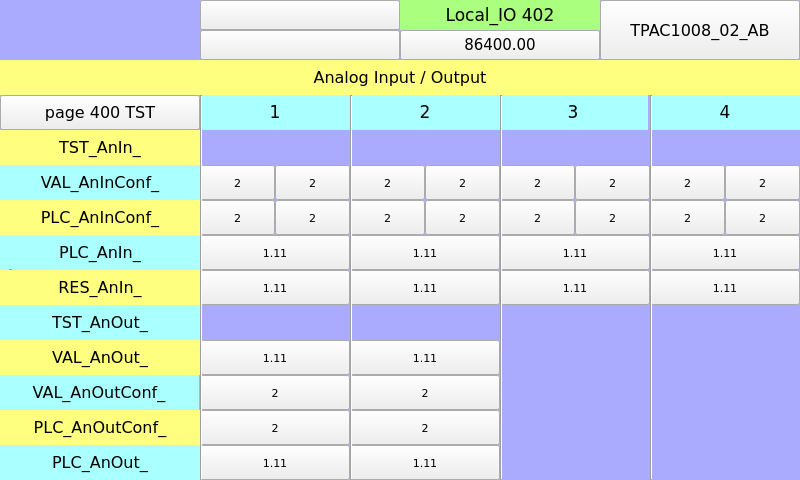
First picture: the form in TPAC1008_02_AB/Local_IO_HMI/page402.ui, repository MECTsrl/mect_apps, before the edit.
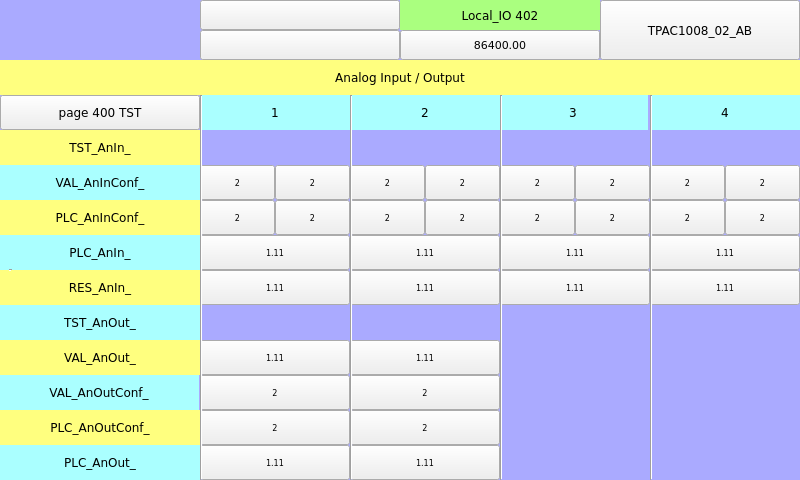
Second picture: the form after the edit. Custom widgets are drawn as their Qt base class.

Patch:
```diff
--- a/TPAC1008_02_AB/Local_IO_HMI/page402.ui
+++ b/TPAC1008_02_AB/Local_IO_HMI/page402.ui
@@ -43,7 +43,7 @@
 <property name="font">
 <font>
 <family>DejaVu Sans</family>
-<pointsize>13</pointsize>
+  <pointsize>9</pointsize>
 </font>
 </property>
 <property name="styleSheet">
@@ -68,7 +68,7 @@
 <property name="font">
 <font>
 <family>DejaVu Sans</family>
-<pointsize>12</pointsize>
+  <pointsize>9</pointsize>
 </font>
 </property>
 <property name="styleSheet">
@@ -93,7 +93,7 @@
 <property name="font">
 <font>
 <family>DejaVu Sans</family>
-<pointsize>13</pointsize>
+  <pointsize>9</pointsize>
 </font>
 </property>
 <property name="styleSheet">
@@ -137,7 +137,7 @@
 <property name="font">
 <font>
 <family>DejaVu Sans</family>
-<pointsize>12</pointsize>
+  <pointsize>9</pointsize>
 </font>
 </property>
 <property name="styleSheet">
@@ -162,7 +162,7 @@
 <property name="font">
 <font>
 <family>DejaVu Sans</family>
-<pointsize>12</pointsize>
+  <pointsize>9</pointsize>
 </font>
 </property>
 <property name="toolTip">
@@ -237,7 +237,7 @@
 <property name="font">
 <font>
 <family>DejaVu Sans</family>
-<pointsize>12</pointsize>
+  <pointsize>9</pointsize>
 </font>
 </property>
 <property name="styleSheet">
@@ -262,7 +262,7 @@
 <property name="font">
 <font>
 <family>DejaVu Sans</family>
-<pointsize>12</pointsize>
+  <pointsize>9</pointsize>
 </font>
 </property>
 <property name="styleSheet">
@@ -287,7 +287,7 @@
 <property name="font">
 <font>
 <family>DejaVu Sans</family>
-<pointsize>12</pointsize>
+  <pointsize>9</pointsize>
 </font>
 </property>
 <property name="styleSheet">
@@ -312,7 +312,7 @@
 <property name="font">
 <font>
 <family>DejaVu Sans</family>
-<pointsize>13</pointsize>
+  <pointsize>9</pointsize>
 </font>
 </property>
 <property name="styleSheet">
@@ -337,7 +337,7 @@
 <property name="font">
 <font>
 <family>DejaVu Sans</family>
-<pointsize>13</pointsize>
+  <pointsize>9</pointsize>
 </font>
 </property>
 <property name="styleSheet">
@@ -362,7 +362,7 @@
 <property name="font">
 <font>
 <family>DejaVu Sans</family>
-<pointsize>12</pointsize>
+  <pointsize>9</pointsize>
 </font>
 </property>
 <property name="styleSheet">
@@ -444,7 +444,7 @@
 <property name="font">
 <font>
 <family>DejaVu Sans</family>
-<pointsize>8</pointsize>
+  <pointsize>6</pointsize>
 </font>
 </property>
 <property name="text">
@@ -507,7 +507,7 @@
 <property name="font">
 <font>
 <family>DejaVu Sans</family>
-<pointsize>8</pointsize>
+  <pointsize>6</pointsize>
 </font>
 </property>
 <property name="text">
@@ -573,7 +573,7 @@
 <property name="font">
 <font>
 <family>DejaVu Sans</family>
-<pointsize>8</pointsize>
+  <pointsize>6</pointsize>
 </font>
 </property>
 <property name="text">
@@ -639,7 +639,7 @@
 <property name="font">
 <font>
 <family>DejaVu Sans</family>
-<pointsize>8</pointsize>
+  <pointsize>6</pointsize>
 </font>
 </property>
 <property name="text">
@@ -747,7 +747,7 @@
 <property name="font">
 <font>
 <family>DejaVu Sans</family>
-<pointsize>8</pointsize>
+  <pointsize>6</pointsize>
 </font>
 </property>
 <property name="text">
@@ -810,7 +810,7 @@
 <property name="font">
 <font>
 <family>DejaVu Sans</family>
-<pointsize>8</pointsize>
+  <pointsize>6</pointsize>
 </font>
 </property>
 <property name="text">
@@ -876,7 +876,7 @@
 <property name="font">
 <font>
 <family>DejaVu Sans</family>
-<pointsize>8</pointsize>
+  <pointsize>6</pointsize>
 </font>
 </property>
 <property name="text">
@@ -942,7 +942,7 @@
 <property name="font">
 <font>
 <family>DejaVu Sans</family>
-<pointsize>8</pointsize>
+  <pointsize>6</pointsize>
 </font>
 </property>
 <property name="text">
@@ -1008,7 +1008,7 @@
 <property name="font">
 <font>
 <family>DejaVu Sans</family>
-<pointsize>8</pointsize>
+  <pointsize>6</pointsize>
 </font>
 </property>
 <property name="text">
@@ -1071,7 +1071,7 @@
 <property name="font">
 <font>
 <family>DejaVu Sans</family>
-<pointsize>8</pointsize>
+  <pointsize>6</pointsize>
 </font>
 </property>
 <property name="text">
@@ -1137,7 +1137,7 @@
 <property name="font">
 <font>
 <family>DejaVu Sans</family>
-<pointsize>8</pointsize>
+  <pointsize>6</pointsize>
 </font>
 </property>
 <property name="text">
@@ -1203,7 +1203,7 @@
 <property name="font">
 <font>
 <family>DejaVu Sans</family>
-<pointsize>8</pointsize>
+  <pointsize>6</pointsize>
 </font>
 </property>
 <property name="text">
@@ -1266,7 +1266,7 @@
 <property name="font">
 <font>
 <family>DejaVu Sans</family>
-<pointsize>8</pointsize>
+  <pointsize>6</pointsize>
 </font>
 </property>
 <property name="text">
@@ -1329,7 +1329,7 @@
 <property name="font">
 <font>
 <family>DejaVu Sans</family>
-<pointsize>8</pointsize>
+  <pointsize>6</pointsize>
 </font>
 </property>
 <property name="text">
@@ -1437,7 +1437,7 @@
 <property name="font">
 <font>
 <family>DejaVu Sans</family>
-<pointsize>8</pointsize>
+  <pointsize>6</pointsize>
 </font>
 </property>
 <property name="text">
@@ -1545,7 +1545,7 @@
 <property name="font">
 <font>
 <family>DejaVu Sans</family>
-<pointsize>8</pointsize>
+  <pointsize>6</pointsize>
 </font>
 </property>
 <property name="text">
@@ -1608,7 +1608,7 @@
 <property name="font">
 <font>
 <family>DejaVu Sans</family>
-<pointsize>8</pointsize>
+  <pointsize>6</pointsize>
 </font>
 </property>
 <property name="text">
@@ -1671,7 +1671,7 @@
 <property name="font">
 <font>
 <family>DejaVu Sans</family>
-<pointsize>8</pointsize>
+  <pointsize>6</pointsize>
 </font>
 </property>
 <property name="text">
@@ -1779,7 +1779,7 @@
 <property name="font">
 <font>
 <family>DejaVu Sans</family>
-<pointsize>8</pointsize>
+  <pointsize>6</pointsize>
 </font>
 </property>
 <property name="text">
@@ -1845,7 +1845,7 @@
 <property name="font">
 <font>
 <family>DejaVu Sans</family>
-<pointsize>8</pointsize>
+  <pointsize>6</pointsize>
 </font>
 </property>
 <property name="text">
@@ -1908,7 +1908,7 @@
 <property name="font">
 <font>
 <family>DejaVu Sans</family>
-<pointsize>12</pointsize>
+  <pointsize>9</pointsize>
 </font>
 </property>
 <property name="styleSheet">
@@ -1933,7 +1933,7 @@
 <property name="font">
 <font>
 <family>DejaVu Sans</family>
-<pointsize>12</pointsize>
+  <pointsize>9</pointsize>
 </font>
 </property>
 <property name="styleSheet">
@@ -1958,7 +1958,7 @@
 <property name="font">
 <font>
 <family>DejaVu Sans</family>
-<pointsize>8</pointsize>
+  <pointsize>6</pointsize>
 </font>
 </property>
 <property name="text">
@@ -2021,7 +2021,7 @@
 <property name="font">
 <font>
 <family>DejaVu Sans</family>
-<pointsize>8</pointsize>
+  <pointsize>6</pointsize>
 </font>
 </property>
 <property name="text">
@@ -2126,7 +2126,7 @@
 <property name="font">
 <font>
 <family>DejaVu Sans</family>
-<pointsize>8</pointsize>
+  <pointsize>6</pointsize>
 </font>
 </property>
 <property name="text">
@@ -2192,7 +2192,7 @@
 <property name="font">
 <font>
 <family>DejaVu Sans</family>
-<pointsize>8</pointsize>
+  <pointsize>6</pointsize>
 </font>
 </property>
 <property name="text">
@@ -2300,7 +2300,7 @@
 <property name="font">
 <font>
 <family>DejaVu Sans</family>
-<pointsize>8</pointsize>
+  <pointsize>6</pointsize>
 </font>
 </property>
 <property name="text">
@@ -2363,7 +2363,7 @@
 <property name="font">
 <font>
 <family>DejaVu Sans</family>
-<pointsize>8</pointsize>
+  <pointsize>6</pointsize>
 </font>
 </property>
 <property name="text">
@@ -2429,7 +2429,7 @@
 <property name="font">
 <font>
 <family>DejaVu Sans</family>
-<pointsize>8</pointsize>
+  <pointsize>6</pointsize>
 </font>
 </property>
 <property name="text">
@@ -2495,7 +2495,7 @@
 <property name="font">
 <font>
 <family>DejaVu Sans</family>
-<pointsize>8</pointsize>
+  <pointsize>6</pointsize>
 </font>
 </property>
 <property name="text">
@@ -2558,7 +2558,7 @@
 <property name="font">
 <font>
 <family>DejaVu Sans</family>
-<pointsize>12</pointsize>
+  <pointsize>9</pointsize>
 </font>
 </property>
 <property name="styleSheet">
@@ -2583,7 +2583,7 @@
 <property name="font">
 <font>
 <family>DejaVu Sans</family>
-<pointsize>12</pointsize>
+  <pointsize>9</pointsize>
 </font>
 </property>
 <property name="styleSheet">
@@ -2608,7 +2608,7 @@
 <property name="font">
 <font>
 <family>DejaVu Sans</family>
-<pointsize>8</pointsize>
+  <pointsize>6</pointsize>
 </font>
 </property>
 <property name="text">
@@ -2674,7 +2674,7 @@
 <property name="font">
 <font>
 <family>DejaVu Sans</family>
-<pointsize>8</pointsize>
+  <pointsize>6</pointsize>
 </font>
 </property>
 <property name="text">
@@ -2740,7 +2740,7 @@
 <property name="font">
 <font>
 <family>DejaVu Sans</family>
-<pointsize>8</pointsize>
+  <pointsize>6</pointsize>
 </font>
 </property>
 <property name="text">
@@ -2806,7 +2806,7 @@
 <property name="font">
 <font>
 <family>DejaVu Sans</family>
-<pointsize>8</pointsize>
+  <pointsize>6</pointsize>
 </font>
 </property>
 <property name="text">
@@ -2949,7 +2949,7 @@
 <property name="font">
 <font>
 <family>DejaVu Sans</family>
-<pointsize>11</pointsize>
+  <pointsize>8</pointsize>
 <weight>50</weight>
 <bold>false</bold>
 </font>
@@ -3052,7 +3052,7 @@
 <property name="font">
 <font>
 <family>DejaVu Sans</family>
-<pointsize>12</pointsize>
+  <pointsize>9</pointsize>
 <weight>50</weight>
 <bold>false</bold>
 </font>
@@ -3120,7 +3120,7 @@
 <property name="font">
 <font>
 <family>DejaVu Sans</family>
-<pointsize>13</pointsize>
+  <pointsize>9</pointsize>
 </font>
 </property>
 <property name="styleSheet">
@@ -3301,7 +3301,7 @@
 <property name="font">
 <font>
 <family>DejaVu Sans</family>
-<pointsize>12</pointsize>
+  <pointsize>9</pointsize>
 </font>
 </property>
 <property name="styleSheet">
```
Left out of the diff: 50 changed lines with no effect on the pictures.
